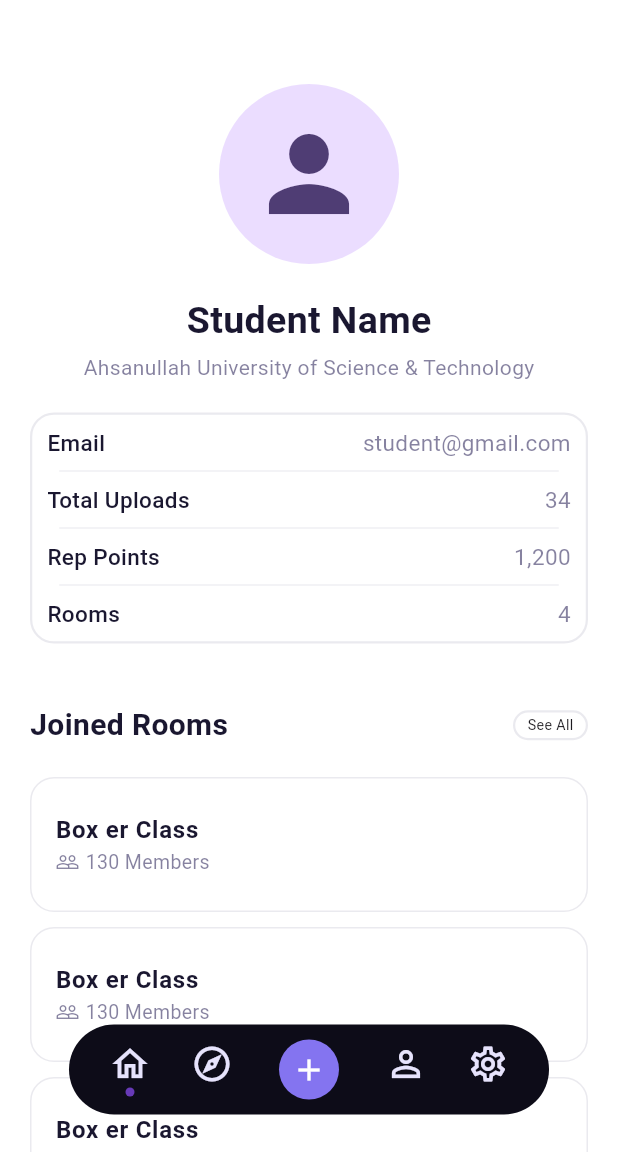
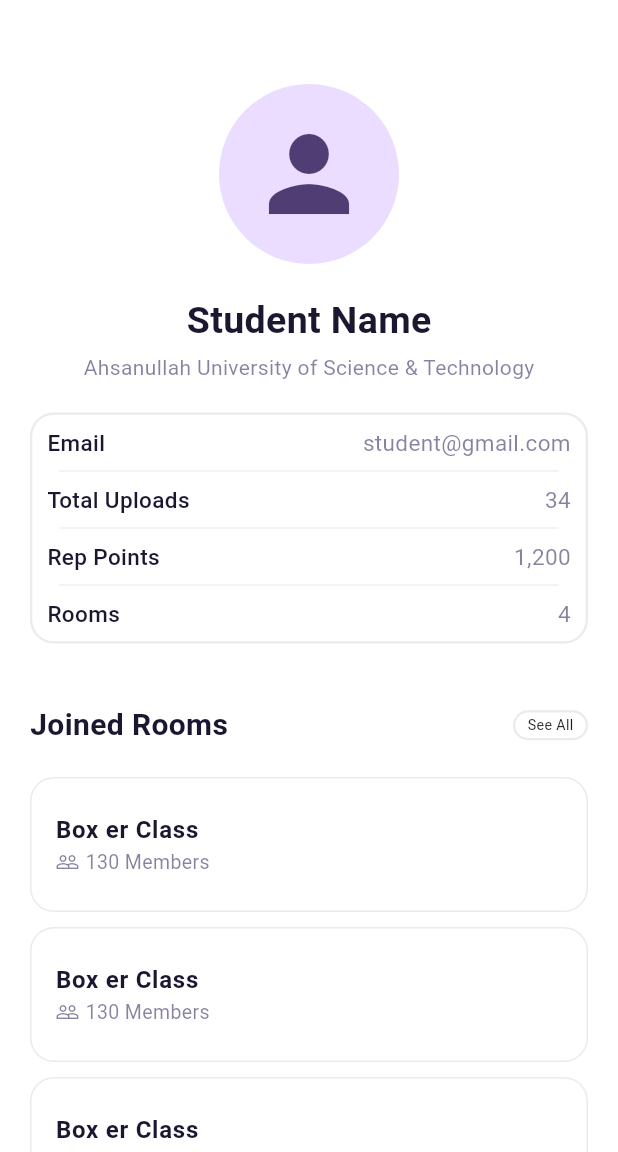
Before and after one commit to NoteHive-Aust/NoteHive, a Flutter app: the ProfileScreen screen opened directly, on a phone screen of 412 x 824 dp, the part 84-1236 px from its top. Run offline on Flutter 3.47's test engine with Material 3 defaults, Android fonts, the phone set to English and light mode, and no system bars.

Commit message:
Remove bottom nav bar (Will be added later)

```diff
--- a/lib/Screens/profile_screen.dart
+++ b/lib/Screens/profile_screen.dart
@@ -15,9 +15,7 @@ class _ProfileScreenState extends State<ProfileScreen> {
     return Scaffold(
       backgroundColor: Colors.white,
       appBar: appBar(),
-      body: Stack(
-        children: [
-          SafeArea(
+      body: SafeArea(
         child: SingleChildScrollView(
           padding: EdgeInsets.only(bottom: 100, left: 20, right: 20),
           child: Column(
@@ -100,9 +98,6 @@ class _ProfileScreenState extends State<ProfileScreen> {
             ],
           ),
         ),
-          ),
-          Align(alignment: Alignment.bottomCenter, child: bottomNavigation())
-        ],
       ),
     );
   }
```
Lines whose indentation alone changed are shown as unchanged.
